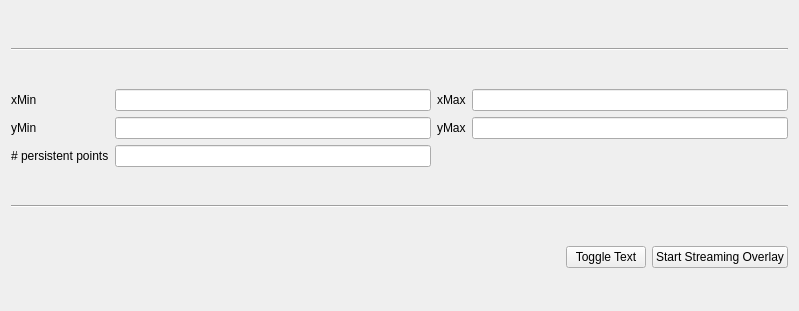
johnbatzer18/biomech_flexsea-plan, file ui/w_ankleTorque.ui: the form before one commit.
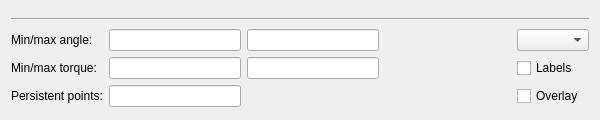
The form after the commit.

Commit message: Reworking Ankle Torque. Mostly UI stuff so far. WiP.

The edit to the form file:
```diff
--- a/ui/w_ankleTorque.ui
+++ b/ui/w_ankleTorque.ui
@@ -6,8 +6,8 @@
    <rect>
     <x>0</x>
     <y>0</y>
-    <width>799</width>
-    <height>311</height>
+    <width>600</width>
+    <height>120</height>
    </rect>
   </property>
   <property name="minimumSize">
@@ -48,72 +48,37 @@
    </item>
    <item>
     <layout class="QGridLayout" name="gridLayout">
-     <item row="1" column="2">
-      <widget class="QLabel" name="label_3">
-       <property name="text">
-        <string>xMax</string>
-       </property>
-      </widget>
-     </item>
-     <item row="1" column="0">
+     <item row="0" column="0">
       <widget class="QLabel" name="label">
        <property name="text">
-        <string>xMin</string>
+        <string>Min/max angle:</string>
        </property>
       </widget>
      </item>
-     <item row="2" column="2">
-      <widget class="QLabel" name="label_4">
-       <property name="text">
-        <string>yMax</string>
-       </property>
-      </widget>
-     </item>
-     <item row="2" column="0">
-      <widget class="QLabel" name="label_2">
-       <property name="text">
-        <string>yMin</string>
-       </property>
-      </widget>
-     </item>
-     <item row="1" column="3">
+     <item row="0" column="2">
       <widget class="QLineEdit" name="lineEditXMax"/>
      </item>
-     <item row="2" column="3">
-      <widget class="QLineEdit" name="lineEditYMax"/>
+     <item row="1" column="0">
+      <widget class="QLabel" name="label_2">
+       <property name="text">
+        <string>Min/max torque:</string>
+       </property>
+      </widget>
      </item>
-     <item row="1" column="1">
+     <item row="0" column="1">
       <widget class="QLineEdit" name="lineEditXMin"/>
      </item>
-     <item row="2" column="1">
+     <item row="1" column="1">
       <widget class="QLineEdit" name="lineEditYMin"/>
      </item>
-     <item row="3" column="0">
-      <widget class="QLabel" name="label_5">
-       <property name="text">
-        <string># persistent points</string>
-       </property>
-       <property name="wordWrap">
-        <bool>true</bool>
-       </property>
-      </widget>
+     <item row="1" column="2">
+      <widget class="QLineEdit" name="lineEditYMax"/>
      </item>
-     <item row="3" column="1">
-      <widget class="QLineEdit" name="lineEditPersistentPoints"/>
+     <item row="0" column="4">
+      <widget class="QComboBox" name="comboBoxLeg"/>
      </item>
-    </layout>
-   </item>
-   <item>
-    <widget class="Line" name="line">
-     <property name="orientation">
-      <enum>Qt::Horizontal</enum>
-     </property>
-    </widget>
-   </item>
-   <item>
-    <layout class="QGridLayout" name="gridLayout_2">
-     <item row="0" column="0">
-      <spacer name="horizontalSpacer">
+     <item row="0" column="3">
+      <spacer name="horizontalSpacer_2">
        <property name="orientation">
         <enum>Qt::Horizontal</enum>
        </property>
@@ -125,17 +90,40 @@
        </property>
       </spacer>
      </item>
-     <item row="0" column="2">
-      <widget class="QPushButton" name="streamButton">
+     <item row="2" column="1">
+      <widget class="QLineEdit" name="lineEditPersistentPoints">
+       <property name="sizePolicy">
+        <sizepolicy hsizetype="MinimumExpanding" vsizetype="Fixed">
+         <horstretch>0</horstretch>
+         <verstretch>0</verstretch>
+        </sizepolicy>
+       </property>
+       <property name="minimumSize">
+        <size>
+         <width>75</width>
+         <height>0</height>
+        </size>
+       </property>
+      </widget>
+     </item>
+     <item row="2" column="0">
+      <widget class="QLabel" name="label_3">
        <property name="text">
-        <string>Start Streaming Overlay</string>
+        <string>Persistent points:</string>
        </property>
       </widget>
      </item>
-     <item row="0" column="1">
-      <widget class="QPushButton" name="textToggleButton">
+     <item row="1" column="4">
+      <widget class="QCheckBox" name="checkBoxLabels">
        <property name="text">
-        <string>Toggle Text</string>
+        <string>Labels</string>
+       </property>
+      </widget>
+     </item>
+     <item row="2" column="4">
+      <widget class="QCheckBox" name="checkBoxOverlay">
+       <property name="text">
+        <string>Overlay</string>
        </property>
       </widget>
      </item>
```
The commit also changes 3 other files.
